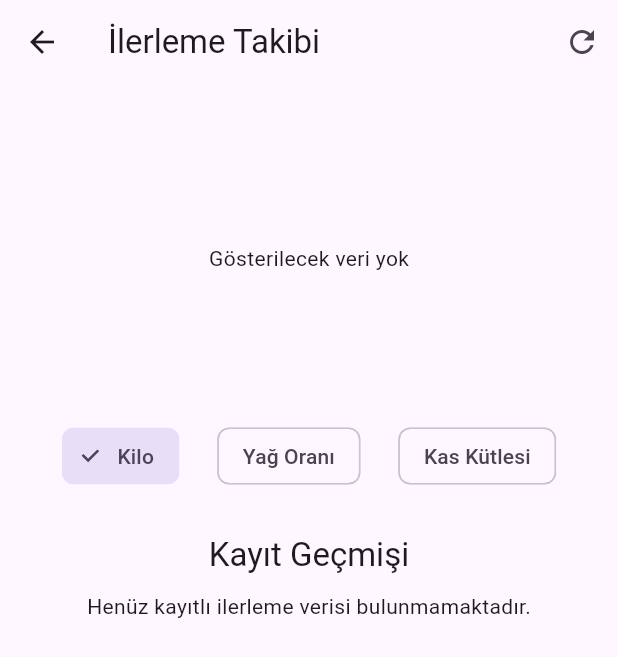
After one commit to oguzhanfatihkucuk/DietApp, a Flutter app: the ProgressTrackingPage screen opened directly, after a tap on "Kilo", on a phone screen of 412 x 824 dp. The commit adds this screen. Shown: the top 657 px of the screen. Run offline on Flutter 3.47's test engine with Material 3 defaults, Android fonts, the phone set to English and light mode, and no system bars; our stand-ins replace firebase_auth, firebase_core, firebase_database, shared_preferences, syncfusion_flutter_charts; accounts and stored records are empty; generated files the repository leaves out were written again.

Commit message:
Kullanıcılar kendilerine ait geçmiş takipleri grafik olarak görüntüleyebilecek.

```diff
--- /dev/null
+++ b/lib/screens/CustomerProgressTracking.dart
@@ -0,0 +1,269 @@
+import 'package:flutter/material.dart';
+import 'package:firebase_auth/firebase_auth.dart';
+import 'package:firebase_database/firebase_database.dart';
+import 'package:intl/intl.dart';
+import 'package:syncfusion_flutter_charts/charts.dart';
+
+import '../Models/ProgressTracking.dart';
+
+class ProgressTrackingPage extends StatefulWidget {
+  const ProgressTrackingPage({Key? key}) : super(key: key);
+
+  @override
+  _ProgressTrackingPageState createState() => _ProgressTrackingPageState();
+}
+
+class _ProgressTrackingPageState extends State<ProgressTrackingPage> {
+
+  // State değişkenleri
+  List<ProgressTracking> progressList = [];
+  bool isLoading = true;
+  String? errorMessage;
+  String selectedChartType = 'weight'; // 'weight', 'fat', 'muscle'
+  final FirebaseDatabase database = FirebaseDatabase.instance;
+
+  @override
+  void initState() {
+    super.initState();
+    _fetchProgressData();
+  }
+
+  Future<void> _fetchProgressData() async {
+    final user = FirebaseAuth.instance.currentUser;
+    if (user == null) {
+      setState(() {
+        isLoading = false;
+        errorMessage = 'Kullanıcı girişi yapılmamış';
+      });
+      return;
+    }
+
+    setState(() => isLoading = true);
+    try {
+      DatabaseReference ref =
+          database.ref('customer/${user.uid}/progressTracking');
+      DatabaseEvent event = await ref.once();
+
+      if (event.snapshot.value == null) {
+        setState(() {
+          isLoading = false;
+          progressList = [];
+        });
+        return;
+      }
+
+      Map<dynamic, dynamic> data =
+          event.snapshot.value as Map<dynamic, dynamic>;
+      List<ProgressTracking> loadedData = [];
+
+      data.forEach((key, value) {
+        loadedData.add(ProgressTracking.fromJson(value));
+      });
+
+      // Tarihe göre sırala (yeniden eskiye)
+      loadedData.sort((a, b) => b.date.compareTo(a.date));
+
+      setState(() {
+        progressList = loadedData;
+        isLoading = false;
+      });
+    } catch (e) {
+      setState(() {
+        isLoading = false;
+        errorMessage = 'Veri yüklenirken hata oluştu: $e';
+      });
+    }
+  }
+
+  Widget _buildProgressChart() {
+    if (progressList.isEmpty) {
+      return Container(
+        height: 200,
+        alignment: Alignment.center,
+        child: Text('Gösterilecek veri yok'),
+      );
+    }
+
+    return SizedBox(
+      height: 300,
+      child: SfCartesianChart(
+        title: ChartTitle(text: 'İlerleme Grafiği'),
+        //legend: Legend(isVisible: true),
+        //tooltipBehavior: TooltipBehavior(enable: true),
+        primaryXAxis: DateTimeAxis(
+          title: AxisTitle(text: 'Tarih'),
+          intervalType: DateTimeIntervalType.days,
+        ),
+        primaryYAxis: NumericAxis(
+          title: AxisTitle(text: _getYAxisTitle()),
+        ),
+        series: <CartesianSeries>[
+          LineSeries<ProgressTracking, DateTime>(
+            dataSource: progressList,
+            xValueMapper: (ProgressTracking data, _) => data.date,
+            yValueMapper: (ProgressTracking data, _) => _getSelectedValue(data),
+            name: _getSeriesName(),
+            markerSettings: MarkerSettings(isVisible: true),
+            dataLabelSettings: DataLabelSettings(isVisible: true),
+          ),
+        ],
+      ),
+    );
+  }
+
+  String _getYAxisTitle() {
+    switch (selectedChartType) {
+      case 'weight':
+        return 'Kilo (kg)';
+      case 'fat':
+        return 'Vücut Yağ Oranı (%)';
+      case 'muscle':
+        return 'Kas Kütlesi (kg)';
+      default:
+        return 'Değer';
+    }
+  }
+
+  String _getSeriesName() {
+    switch (selectedChartType) {
+      case 'weight':
+        return 'Kilo';
+      case 'fat':
+        return 'Vücut Yağ Oranı';
+      case 'muscle':
+        return 'Kas Kütlesi';
+      default:
+        return 'İlerleme';
+    }
+  }
+
+  double _getSelectedValue(ProgressTracking data) {
+    switch (selectedChartType) {
+      case 'weight':
+        return data.weight;
+      case 'fat':
+        return data.bodyFatPercentage;
+      case 'muscle':
+        return data.muscleMass;
+      default:
+        return data.weight;
+    }
+  }
+
+  Widget _buildChartTypeSelector() {
+    return Padding(
+      padding: const EdgeInsets.symmetric(vertical: 8.0),
+      child: Row(
+        mainAxisAlignment: MainAxisAlignment.spaceEvenly,
+        children: [
+          ChoiceChip(
+            label: Text('Kilo'),
+            selected: selectedChartType == 'weight',
+            onSelected: (selected) {
+              if (selected) {
+                setState(() => selectedChartType = 'weight');
+                _fetchProgressData();
+              }
+            },
+          ),
+          ChoiceChip(
+            label: Text('Yağ Oranı'),
+            selected: selectedChartType == 'fat',
+            onSelected: (selected) {
+              if (selected) {
+                setState(() => selectedChartType = 'fat');
+                _fetchProgressData();
+              }
+            },
+          ),
+          ChoiceChip(
+            label: Text('Kas Kütlesi'),
+            selected: selectedChartType == 'muscle',
+            onSelected: (selected) {
+              if (selected) {
+                setState(() => selectedChartType = 'muscle');
+                _fetchProgressData();
+              }
+            },
+          ),
+        ],
+      ),
+    );
+  }
+
+  Widget _buildProgressList() {
+    if (progressList.isEmpty) {
+      return Center(
+        child: Text('Henüz kayıtlı ilerleme verisi bulunmamaktadır.'),
+      );
+    }
+
+    return ListView.builder(
+      shrinkWrap: true,
+      physics: NeverScrollableScrollPhysics(),
+      itemCount: progressList.length,
+      itemBuilder: (context, index) {
+        final progress = progressList[index];
+        return Card(
+          margin: EdgeInsets.symmetric(vertical: 4, horizontal: 8),
+          child: ListTile(
+            title:Text(DateFormat('dd MMMM yyyy').format(progress.date)),
+            subtitle: Column(
+              crossAxisAlignment: CrossAxisAlignment.start,
+              children: [
+                Text('Kilo: ${progress.weight.toStringAsFixed(1)} kg'),
+                Text(
+                    'Vücut Yağ Oranı: ${progress.bodyFatPercentage.toStringAsFixed(1)}%'),
+                Text(
+                    'Kas Kütlesi: ${progress.muscleMass.toStringAsFixed(1)} kg'),
+                if (progress.notes.isNotEmpty)
+                  Padding(
+                    padding: EdgeInsets.only(top: 4),
+                    child: Text(
+                      'Not: ${progress.notes}',
+                      style: TextStyle(fontStyle: FontStyle.italic),
+                    ),
+                  ),
+              ],
+            ),
+          ),
+        );
+      },
+    );
+  }
+
+  @override
+  Widget build(BuildContext context) {
+    return Scaffold(
+      appBar: AppBar(
+        title: Text('İlerleme Takibi'),
+        actions: [
+          IconButton(
+            icon: Icon(Icons.refresh),
+            onPressed: _fetchProgressData,
+          ),
+        ],
+      ),
+      body: isLoading
+          ? Center(child: CircularProgressIndicator())
+          : errorMessage != null
+              ? Center(child: Text(errorMessage!))
+              : SingleChildScrollView(
+                  padding: EdgeInsets.all(16),
+                  child: Column(
+                    children: [
+                      _buildProgressChart(),
+                      _buildChartTypeSelector(),
+                      SizedBox(height: 20),
+                      Text(
+                        'Kayıt Geçmişi',
+                        style: Theme.of(context).textTheme.titleLarge,
+                      ),
+                      SizedBox(height: 10),
+                      _buildProgressList(),
+                    ],
+                  ),
+                ),
+    );
+  }
+}
--- a/lib/screens/MainScreen.dart
+++ b/lib/screens/MainScreen.dart
@@ -7,6 +7,7 @@ import 'AddProgresTracking/AddProgressTracking.dart';
 import 'AdminAdd.dart';
 import 'CustomerDietPlanView.dart';
 import 'CustomerMealAdd.dart';
+import 'CustomerProgressTracking.dart';
 import 'DietitianDetail/DietitianDetail1.dart';
 import 'DietitianReg.dart';
 import 'Registration.dart';
@@ -57,6 +58,7 @@ class _MainscreenState extends State<Mainscreen> {
         GunlukIlerlemeEkrani(),
         UserProfileScreen(),
         SettingsPage(),
+
       ];
     }
   }
@@ -224,7 +226,7 @@ class _MainscreenState extends State<Mainscreen> {
             ],
             if (!isAdmin && !isDietitian) ...[
              // _buildDrawerItem(Icons.home, 'Ana Ekran', 0, GunlukIlerlemeEkrani()),
-              //_buildDrawerItem(Icons.person, 'Profilim', 5, UserProfileScreen()),
+              _buildDrawerItem(Icons.person, 'İlerleme Takvimim', 18, ProgressTrackingPage()),
 
               _buildDrawerItem(
                   Icons.fastfood, 'Öğün Ekle', 8, WeeklyMealFormScreen()),
--- a/pubspec.yaml
+++ b/pubspec.yaml
@@ -37,6 +37,7 @@ dependencies:
   intl: ^0.20.2
   path_provider: ^2.1.5
   shared_preferences: ^2.2.2
+  syncfusion_flutter_charts: ^28.2.12
 dev_dependencies:
   flutter_test:
     sdk: flutter
```
Also changed, not shown: lib/main.dart (+10 -0 lines), pubspec.lock.
